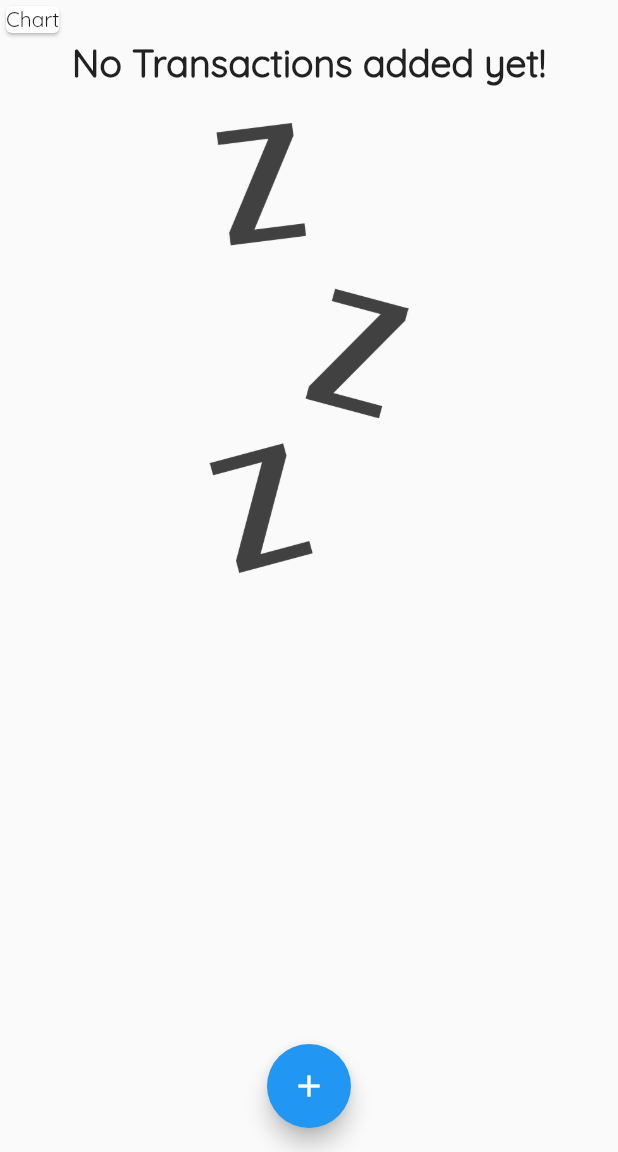
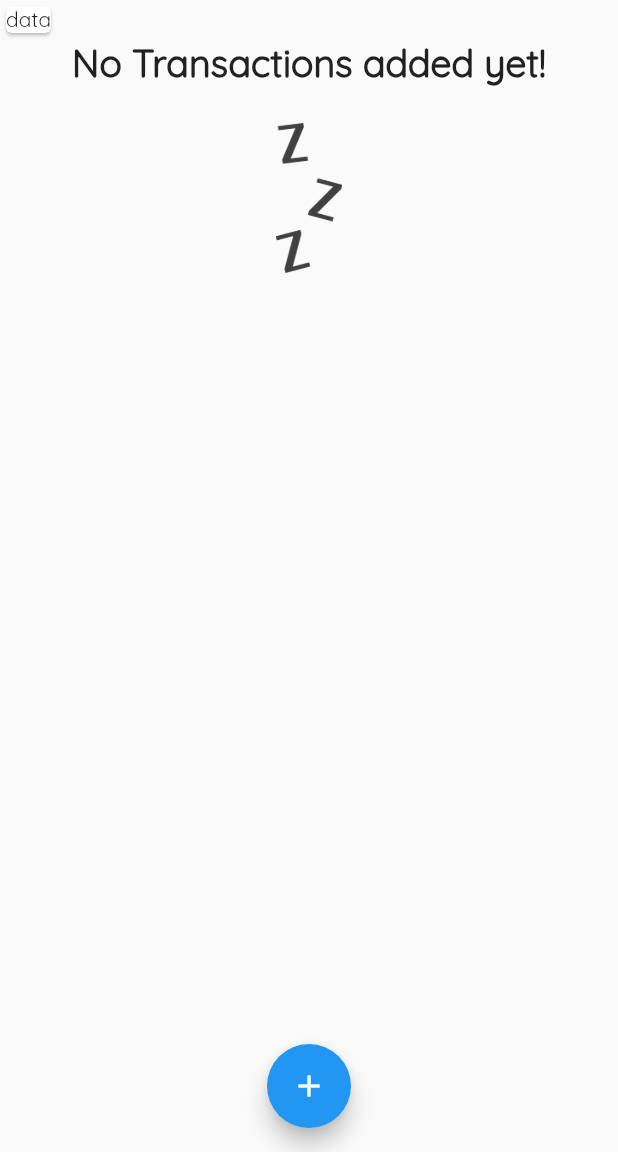
Before and after one commit to ramonyohannes/Expense-Tracker-App, a Flutter app: the screen it shows after launch, on a phone screen of 412 x 824 dp, the part 84-1236 px from its top. Run offline on Flutter 3.47's test engine with Material 2 defaults, Android fonts, the phone set to English and light mode, and no system bars.

Commit message:
Created List of map for the Chart

```diff
--- a/lib/main.dart
+++ b/lib/main.dart
@@ -3,6 +3,7 @@ import 'package:expense/transaction_list.dart';
 import 'package:flutter/material.dart';
 
 import './transaction.dart';
+import './widget/chart.dart';
 
 void main() => runApp(MyApp());
 
@@ -56,8 +57,8 @@ class _HomePageState extends State<HomePage> {
   var textInput = TextEditingController();
   var amountInput = TextEditingController();
 
-  List<Transaction> user_transactions = [
-    /*   Transaction(
+  List<Transaction> userTransactions = [
+    /*  Transaction(
       title: "Food",
       amount: 35.5,
       date: DateTime.now(),
@@ -74,10 +75,16 @@ class _HomePageState extends State<HomePage> {
     ), */
   ];
 
+  List<Transaction> get recentTransaction {
+    return userTransactions.where((tx) {
+      return tx.date.isAfter(DateTime.now().subtract(const Duration(days: 7)));
+    }).toList();
+  }
+
   void addNewTx(String txTitle, String txAmount) {
     setState(
       () {
-        user_transactions.add(
+        userTransactions.add(
           Transaction(
             title: txTitle,
             amount: double.parse(txAmount),
@@ -99,16 +106,11 @@ class _HomePageState extends State<HomePage> {
 
   @override
   Widget build(BuildContext context) {
+    // print(recentTransaction);
     return Scaffold(
       appBar: AppBar(
         title: const Text(
           "Expense",
-          /*  style: TextStyle(
-            fontFamily: "Quicksand",
-            fontSize: 25,
-            fontWeight: FontWeight.bold,
-            color: Colors.black,
-          ), */
         ),
         actions: [
           IconButton(
@@ -122,18 +124,12 @@ class _HomePageState extends State<HomePage> {
             ),
           )
         ],
-        /*    centerTitle: true,
-        elevation: 0,
-        backgroundColor: Colors.white10, */
       ),
       body: Column(
-        // mainAxisAlignment: MainAxisAlignment.spaceAround,
         crossAxisAlignment: CrossAxisAlignment.start,
         children: [
-          const Card(
-            child: Text("Chart"),
-          ),
-          TransactionList(user_transactions)
+          Chart(recentTransaction),
+          TransactionList(userTransactions),
         ],
       ),
       floatingActionButtonLocation: FloatingActionButtonLocation.centerFloat,
--- a/lib/transaction_input.dart
+++ b/lib/transaction_input.dart
@@ -75,8 +75,8 @@ class _TransactionInputState extends State<TransactionInput> {
               onPressed: () {
                 submitData();
 
-                print(amountInput.text);
-                print(textInput.text);
+                /* print(amountInput.text);
+                print(textInput.text); */
               },
               child: const Text("Add Tx"),
             ),
--- a/lib/transaction_list.dart
+++ b/lib/transaction_list.dart
@@ -12,7 +12,7 @@ class TransactionList extends StatelessWidget {
   @override
   Widget build(BuildContext context) {
     return Container(
-      height: 700,
+      height: 400,
       child: user_transactions.isEmpty
           ? Center(
               child: Column(
@@ -25,8 +25,8 @@ class TransactionList extends StatelessWidget {
                     height: 10,
                   ),
                   Container(
-                    height: 300,
-                    margin: EdgeInsets.all(15),
+                    height: 100,
+                    margin: const EdgeInsets.all(15),
                     child: Image.asset(
                       "assets/images/waiting.png",
                       fit: BoxFit.cover,
--- /dev/null
+++ b/lib/widget/chart.dart
@@ -0,0 +1,36 @@
+import 'package:flutter/material.dart';
+import 'package:intl/intl.dart';
+
+import '../transaction.dart';
+
+class Chart extends StatelessWidget {
+  // const Chart({Key? key}) : super(key: key);
+  final List<Transaction> userrecentTransaction;
+  Chart(this.userrecentTransaction);
+
+  List<Map<String, Object>> get groupedTransaction {
+    return List.generate(7, (index) {
+      final weekDay = DateTime.now().subtract(Duration(days: index));
+      var totalSum = 0.0;
+      for (var i = 0; i < userrecentTransaction.length; i++) {
+        if (userrecentTransaction[i].date.day == weekDay.day &&
+            userrecentTransaction[i].date.month == weekDay.month &&
+            userrecentTransaction[i].date.year == weekDay.year) {
+          totalSum += userrecentTransaction[i].amount;
+        }
+      }
+      print(DateFormat.E().format(weekDay));
+      print(totalSum.toString());
+      //return {"date": "mon", "amount": "10"};
+      return {"date": DateFormat.E().format(weekDay), "amount": totalSum};
+    });
+  }
+
+  @override
+  Widget build(BuildContext context) {
+    print(groupedTransaction);
+    return Card(
+      child: Text("data"),
+    );
+  }
+}
--- a/lib/widget/transaction_item.dart
+++ b/lib/widget/transaction_item.dart
@@ -12,10 +12,10 @@ class TransactionItem extends StatelessWidget {
   @override
   Widget build(BuildContext context) {
     return Card(
-      elevation: 3,
+      elevation: 1,
       child: ListTile(
         leading: Container(
-          padding: const EdgeInsets.all(15),
+          padding: const EdgeInsets.all(10),
           decoration: BoxDecoration(
             border: Border.all(
               width: 2,
@@ -25,7 +25,7 @@ class TransactionItem extends StatelessWidget {
           child: Text(
             "\$$amount",
             style: TextStyle(
-              fontSize: 20,
+              fontSize: 15,
               fontWeight: FontWeight.bold,
               color: Theme.of(context).primaryColor,
             ),
```
